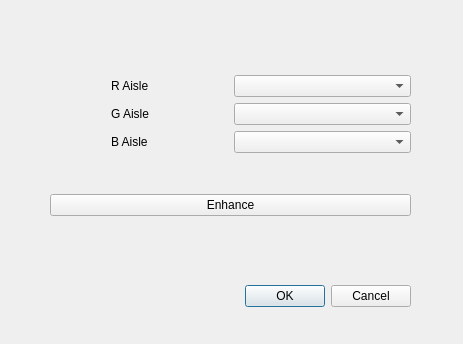
Qt form dialogimgs.ui (FZHBW/QtRsImage) before a commit.
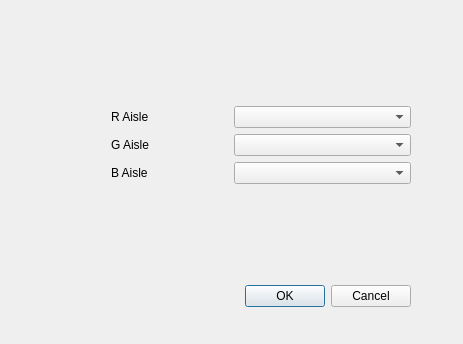
The same form after that commit.

```diff
--- a/dialogimgs.ui
+++ b/dialogimgs.ui
@@ -104,13 +104,6 @@
       </item>
      </layout>
     </item>
-    <item row="1" column="0">
-     <widget class="QPushButton" name="pushButton_3">
-      <property name="text">
-       <string>Enhance</string>
-      </property>
-     </widget>
-    </item>
    </layout>
   </widget>
  </widget>
```
